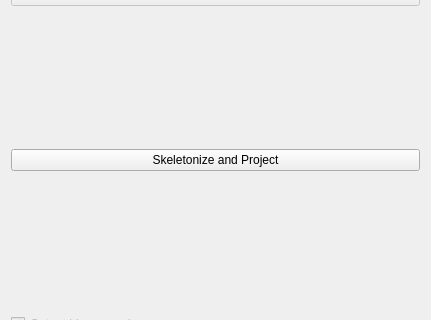
This is Plugins/org.mitk.gui.qt.diffusionimaging/src/internal/QmitkTbssSkeletonizationViewControls.ui in MITK/MITK as Qt 5 draws it before an edit; both pictures show x 0 to 431 and y 164 to 484 of the 431 by 811 pixel window. The edited form follows.
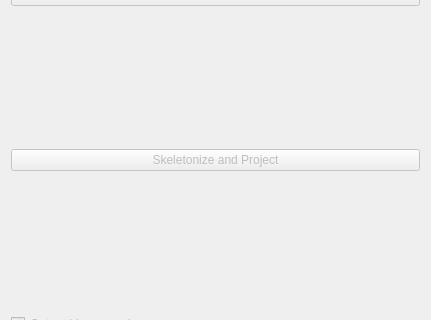
This is the edited form.

Commit message: changed selection mechanism to prevent crash

The edit to the form file:
```diff
--- a/Plugins/org.mitk.gui.qt.diffusionimaging/src/internal/QmitkTbssSkeletonizationViewControls.ui
+++ b/Plugins/org.mitk.gui.qt.diffusionimaging/src/internal/QmitkTbssSkeletonizationViewControls.ui
@@ -32,6 +32,9 @@
    </item>
    <item>
     <widget class="QPushButton" name="m_Project">
+     <property name="enabled">
+      <bool>false</bool>
+     </property>
      <property name="text">
       <string>Skeletonize and Project</string>
      </property>
```
The commit also changes 2 other files.
